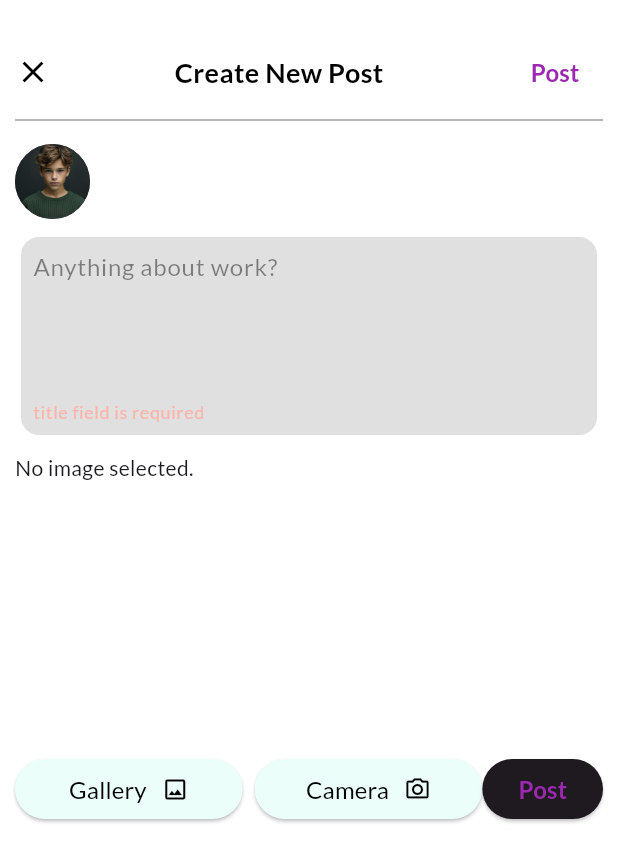
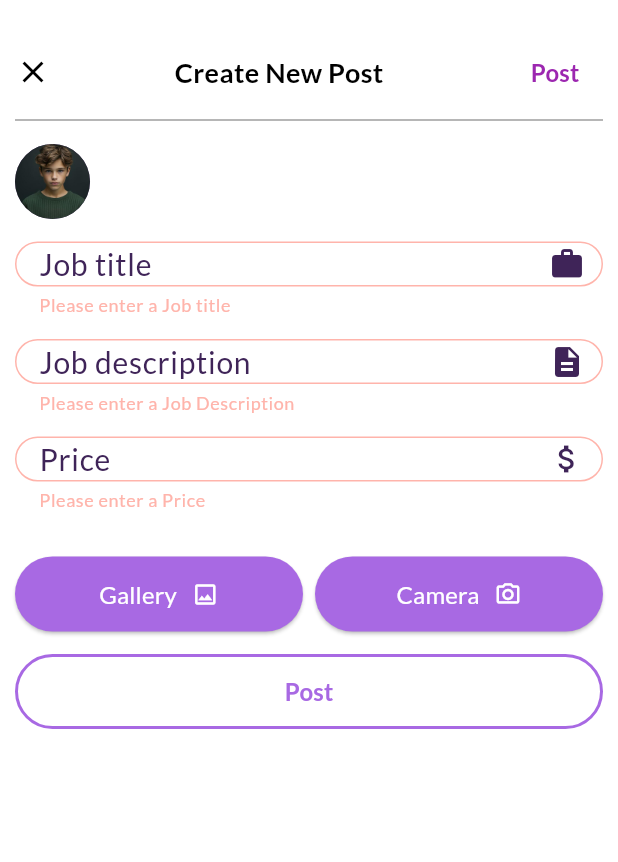
Before and after one commit to ayruvedaAvi/Project-II, a Flutter app: the AddpostScreen screen opened directly, after a tap on "Post", on a phone screen of 412 x 824 dp. Shown: the top 862 px of the screen. Run offline on Flutter 3.47's test engine with Material 3 defaults, Android fonts, the phone set to English and light mode, and no system bars; our stand-ins replace curved_navigation_bar, dio, get, google_fonts, image_picker, jwt_decoder and 1 more; accounts and stored records are empty.

Commit message:
add post screen and feed screen updated

```diff
--- a/flutter_project/lib/main.dart
+++ b/flutter_project/lib/main.dart
@@ -14,3 +14,4 @@ void main() {
 // const disabledBackgroundColor = Color.fromARGB(255, 243, 235, 252); //100
 // const disabledForegroundColor = Color.fromARGB(255, 192, 146, 238); //400
 // whitesmoke = const Color.fromARGB(255, 245, 245, 245)
+//button color = const Color.fromARGB(199, 177, 95, 255),
--- a/flutter_project/lib/screens/addpost_screen.dart
+++ b/flutter_project/lib/screens/addpost_screen.dart
@@ -5,6 +5,7 @@ import 'package:flutter_project/controllers/job_controller.dart/post_job_control
 // import 'package:flutter/widgets.dart';
 // import 'package:file_picker/file_picker.dart';
 import 'package:flutter_project/utils/shared_preferences/shared_preference.dart';
+import 'package:flutter_project/widgets/custom_text_form_field.dart';
 import 'package:get/get.dart';
 import 'package:image_picker/image_picker.dart';
 
@@ -106,45 +107,108 @@ class _AddpostScreenState extends State<AddpostScreen> {
                       ],
                     ),
                     const SizedBox(
-                      height: 8,
+                      height: 15,
                     ),
-                    Card(
-                      shadowColor: const Color.fromRGBO(197, 197, 197, 0),
-                      color: Colors.black12,
-                      child: Padding(
-                        padding: const EdgeInsets.all(8.0),
-                        child: TextFormField(
+                    SizedBox(
+                      height: 50,
+                      child: CustomTextFormField(
+                        keyType: TextInputType.text,
+                        controller: _postJobController.title,
                         validator: (value) {
                           if (value == null || value.isEmpty) {
-                              return "title field is required";
+                            return 'Please enter a Job title';
                           }
                           return null;
                         },
-                          controller: _postJobController.workDescription,
-                          maxLines: 4,
-                          decoration: const InputDecoration.collapsed(
-                              hintStyle: TextStyle(color: Colors.black45),
-                              hintText: "Anything about work?"),
-                        ),
+                        labelText: 'Job title',
+                        suffixIcon: const Icon(Icons.work),
                       ),
                     ),
                     const SizedBox(
-                      height: 8,
+                      height: 15,
                     ),
                     SizedBox(
+                      height: 50,
+                      child: CustomTextFormField(
+                        keyType: TextInputType.text,
+                        controller: _postJobController.workDescription,
+                        validator: (value) {
+                          if (value == null || value.isEmpty) {
+                            return 'Please enter a Job Description';
+                          }
+                          return null;
+                        },
+                        labelText: 'Job description',
+                        suffixIcon: const Icon(Icons.description),
+                      ),
+                    ),
+                    // Card(
+                    //   shadowColor: const Color.fromRGBO(197, 197, 197, 0),
+                    //   color: const Color.fromARGB(255, 233, 218, 250),
+                    //   child: Padding(
+                    //     padding: const EdgeInsets.all(8.0),
+                    //     child: TextFormField(
+                    //       validator: (value) {
+                    //         if (value == null || value.isEmpty) {
+                    //           return "title field is required";
+                    //         }
+                    //         return null;
+                    //       },
+                    //       controller: _postJobController.workDescription,
+                    //       maxLines: 4,
+                    //       decoration: const InputDecoration.collapsed(
+                    //           hintStyle: TextStyle(color: Colors.black45),
+                    //           hintText: "Anything about work?"),
+                    //     ),
+                    //   ),
+                    // ),
+                    const SizedBox(
+                      height: 15,
+                    ),
+                    SizedBox(
+                      height: 50,
+                      child: CustomTextFormField(
+                        keyType: TextInputType.number,
+                        controller: _postJobController.price,
+                        validator: (value) {
+                          if (value == null || value.isEmpty) {
+                            return 'Please enter a Price';
+                          }
+                          return null;
+                        },
+                        labelText: 'Price',
+                        suffixIcon: const Icon(Icons.attach_money),
+                      ),
+                    ),
+                    const SizedBox(
+                      height: 15,
+                    ),
+                    _image == null
+                        ? const SizedBox()
+                        : SizedBox(
                             width: double.infinity,
                             height: 200,
                             child: _image == null
                                 ? const Text('No image selected.')
-                          : Image.file(File(_image!.path)),
+                                : Image.file(
+                                    File(_image!.path),
+                                    fit: BoxFit.fill,
                                   ),
+                          ),
+                    const SizedBox(
+                      height: 15,
+                    ),
+
                     Row(
                       children: [
                         Expanded(
+                          child: SizedBox(
+                            height: 50,
                             child: ElevatedButton(
                               style: ElevatedButton.styleFrom(
+                                foregroundColor: Colors.white,
                                 backgroundColor:
-                                  const Color.fromARGB(255, 236, 254, 250),
+                                    const Color.fromARGB(255, 168, 105, 227),
                               ),
                               onPressed: getImage,
                               child: const Row(
@@ -152,17 +216,16 @@ class _AddpostScreenState extends State<AddpostScreen> {
                                 children: [
                                   Text(
                                     "Gallery",
-                                  style: TextStyle(
-                                      color: Colors.black, fontSize: 16),
+                                    style: TextStyle(fontSize: 16),
                                   ),
                                   SizedBox(
                                     width: 10,
                                   ),
                                   Icon(
                                     Icons.image_outlined,
-                                  color: Colors.black,
                                   ),
                                 ],
+                              ),
                             ),
                           ),
                         ),
@@ -170,10 +233,13 @@ class _AddpostScreenState extends State<AddpostScreen> {
                           width: 8,
                         ),
                         Expanded(
+                          child: SizedBox(
+                            height: 50,
                             child: ElevatedButton(
                               style: ElevatedButton.styleFrom(
+                                foregroundColor: Colors.white,
                                 backgroundColor:
-                                  const Color.fromARGB(255, 236, 254, 250),
+                                    const Color.fromARGB(255, 168, 105, 227),
                               ),
                               onPressed: getImageFromCamera,
                               child: const Row(
@@ -181,21 +247,37 @@ class _AddpostScreenState extends State<AddpostScreen> {
                                 children: [
                                   Text(
                                     "Camera",
-                                  style: TextStyle(
-                                      color: Colors.black, fontSize: 16),
+                                    style: TextStyle(fontSize: 16),
                                   ),
                                   SizedBox(
                                     width: 10,
                                   ),
                                   Icon(
                                     Icons.camera_alt_outlined,
-                                  color: Colors.black,
                                   ),
                                 ],
                               ),
                             ),
                           ),
-                        ElevatedButton(
+                        ),
+                      ],
+                    ),
+                    const SizedBox(
+                      height: 15,
+                    ),
+                    SizedBox(
+                      height: 50,
+                      width: double.infinity,
+                      child: OutlinedButton(
+                        style: OutlinedButton.styleFrom(
+                          shape: const StadiumBorder(),
+                          side: const BorderSide(
+                            width: 2,
+                            color: Color.fromARGB(255, 168, 105, 227),
+                          ),
+                          foregroundColor:
+                              const Color.fromARGB(255, 168, 105, 227),
+                        ),
                         onPressed: () {
                           debugPrint("Post button clicked");
                           if (_formKey.currentState!.validate()) {
@@ -205,12 +287,9 @@ class _AddpostScreenState extends State<AddpostScreen> {
                         child: const Text(
                           "Post",
                           style: TextStyle(
-                                color: Colors.purple,
-                                fontSize: 16,
-                                fontWeight: FontWeight.bold),
+                              fontSize: 16, fontWeight: FontWeight.bold),
                         ),
                       ),
-                      ],
                     ),
                   ],
                 ),
--- a/flutter_project/lib/screens/splash_screen.dart
+++ b/flutter_project/lib/screens/splash_screen.dart
@@ -1,6 +1,6 @@
 import 'package:flutter/material.dart';
+import 'package:flutter_project/screens/addpost_screen.dart';
 import 'package:flutter_project/screens/base_screen.dart';
-// import 'package:flutter_project/screens/feed_screen.dart';
 import 'package:flutter_project/screens/test.dart';
 // import 'package:flutter_project/screens/login_screen.dart';
 import 'package:flutter_project/utils/shared_preferences/shared_preference.dart';
--- a/flutter_project/lib/screens/test.dart
+++ b/flutter_project/lib/screens/test.dart
@@ -72,7 +72,7 @@ class _TestState extends State<Test> {
                     mainAxisAlignment: MainAxisAlignment.spaceAround,
                     children: [
                       const Text(
-                        "Saral, We Connect!",
+                        "Shrami, We Connect!",
                         style: TextStyle(
                             fontSize: 25,
                             fontWeight: FontWeight.bold,
--- a/flutter_project/lib/widgets/custom_postcard.dart
+++ b/flutter_project/lib/widgets/custom_postcard.dart
@@ -83,6 +83,16 @@ class _CustomPostcardState extends State<CustomPostcard> {
           const SizedBox(
             height: 10,
           ),
+          const Padding(
+            padding: EdgeInsets.only(right: 10.0, left: 10.0),
+            child: Text(
+              "Rs. 1000",
+              style: TextStyle(fontSize: 20, fontWeight: FontWeight.bold),
+            ),
+          ),
+          const SizedBox(
+            height: 10,
+          ),
           Row(children: [
             const SizedBox(
               width: 10,
@@ -90,7 +100,7 @@ class _CustomPostcardState extends State<CustomPostcard> {
             Expanded(
               child: ElevatedButton(
                   style: ElevatedButton.styleFrom(
-                    backgroundColor: const Color.fromARGB(255, 192, 146, 238),
+                    backgroundColor: const Color.fromARGB(255, 168, 105, 227),
                   ),
                   onPressed: () {},
                   child: const Text(
```
Also changed, not shown: flutter_project/lib/screens/login_screen.dart (+4 -3 lines). Lines whose indentation alone changed are shown as unchanged.
